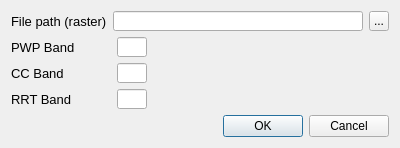
This is waterpybal_ui_design/swr_window.ui in IDAEA-EVS/waterpybal as Qt 5 draws it before an edit. The edited form follows.
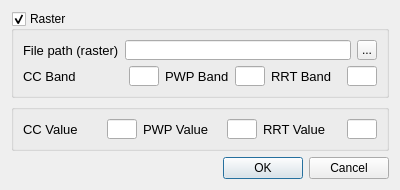
This is the edited form.

```diff
--- a/waterpybal_ui_design/swr_window.ui
+++ b/waterpybal_ui_design/swr_window.ui
@@ -7,7 +7,7 @@
     <x>0</x>
     <y>0</y>
     <width>400</width>
-    <height>145</height>
+    <height>168</height>
    </rect>
   </property>
   <property name="minimumSize">
@@ -19,7 +19,16 @@
   <property name="windowTitle">
    <string>Soil Water Reserve Calculation</string>
   </property>
-  <layout class="QVBoxLayout" name="verticalLayout_2">
+  <layout class="QVBoxLayout" name="verticalLayout_3">
+   <item>
+    <widget class="QGroupBox" name="groupBox_raster">
+     <property name="title">
+      <string>Raster</string>
+     </property>
+     <property name="checkable">
+      <bool>true</bool>
+     </property>
+     <layout class="QVBoxLayout" name="verticalLayout">
    <item>
     <layout class="QHBoxLayout" name="horizontalLayout_5">
      <item>
@@ -66,56 +75,7 @@
     </layout>
    </item>
    <item>
-    <layout class="QHBoxLayout" name="horizontalLayout_4">
-     <item>
-      <layout class="QVBoxLayout" name="verticalLayout">
-       <item>
-        <layout class="QHBoxLayout" name="horizontalLayout">
-         <item>
-          <widget class="QLabel" name="label_pwp">
-           <property name="minimumSize">
-            <size>
-             <width>60</width>
-             <height>20</height>
-            </size>
-           </property>
-           <property name="maximumSize">
-            <size>
-             <width>100</width>
-             <height>16777215</height>
-            </size>
-           </property>
-           <property name="font">
-            <font>
-             <pointsize>10</pointsize>
-            </font>
-           </property>
-           <property name="text">
-            <string>PWP Band</string>
-           </property>
-          </widget>
-         </item>
-         <item>
-          <widget class="QLineEdit" name="lineEdit_pwp">
-           <property name="minimumSize">
-            <size>
-             <width>10</width>
-             <height>20</height>
-            </size>
-           </property>
-           <property name="maximumSize">
-            <size>
-             <width>30</width>
-             <height>16777215</height>
-            </size>
-           </property>
-           <property name="text">
-            <string/>
-           </property>
-          </widget>
-         </item>
-        </layout>
-       </item>
+       <layout class="QHBoxLayout" name="horizontalLayout_8">
        <item>
         <layout class="QHBoxLayout" name="horizontalLayout_2">
          <item>
@@ -164,6 +124,51 @@
         </layout>
        </item>
        <item>
+         <layout class="QHBoxLayout" name="horizontalLayout">
+          <item>
+           <widget class="QLabel" name="label_pwp">
+            <property name="minimumSize">
+             <size>
+              <width>60</width>
+              <height>20</height>
+             </size>
+            </property>
+            <property name="maximumSize">
+             <size>
+              <width>100</width>
+              <height>16777215</height>
+             </size>
+            </property>
+            <property name="font">
+             <font>
+              <pointsize>10</pointsize>
+             </font>
+            </property>
+            <property name="text">
+             <string>PWP Band</string>
+            </property>
+           </widget>
+          </item>
+          <item>
+           <widget class="QLineEdit" name="lineEdit_pwp">
+            <property name="minimumSize">
+             <size>
+              <width>10</width>
+              <height>20</height>
+             </size>
+            </property>
+            <property name="maximumSize">
+             <size>
+              <width>30</width>
+              <height>16777215</height>
+             </size>
+            </property>
+            <property name="text">
+             <string/>
+            </property>
+           </widget>
+          </item>
+          <item>
         <layout class="QHBoxLayout" name="horizontalLayout_3">
          <item>
           <widget class="QLabel" name="label_rrt">
@@ -212,20 +217,177 @@
        </item>
       </layout>
      </item>
+       </layout>
+      </item>
+     </layout>
+    </widget>
+   </item>
      <item>
-      <spacer name="horizontalSpacer_2">
+    <spacer name="verticalSpacer">
        <property name="orientation">
-        <enum>Qt::Horizontal</enum>
+      <enum>Qt::Vertical</enum>
        </property>
        <property name="sizeHint" stdset="0">
         <size>
-         <width>40</width>
-         <height>20</height>
+       <width>20</width>
+       <height>1</height>
         </size>
        </property>
       </spacer>
      </item>
-    </layout>
+   <item>
+    <widget class="QGroupBox" name="groupBox_single_values">
+     <property name="title">
+      <string/>
+     </property>
+     <layout class="QVBoxLayout" name="verticalLayout_2">
+      <item>
+       <layout class="QHBoxLayout" name="horizontalLayout_9">
+        <item>
+         <layout class="QHBoxLayout" name="horizontalLayout_6">
+          <item>
+           <widget class="QLabel" name="label_cc_2">
+            <property name="minimumSize">
+             <size>
+              <width>60</width>
+              <height>20</height>
+             </size>
+            </property>
+            <property name="maximumSize">
+             <size>
+              <width>100</width>
+              <height>16777215</height>
+             </size>
+            </property>
+            <property name="font">
+             <font>
+              <pointsize>10</pointsize>
+             </font>
+            </property>
+            <property name="text">
+             <string>CC Value</string>
+            </property>
+           </widget>
+          </item>
+          <item>
+           <widget class="QLineEdit" name="lineEdit_cc_val">
+            <property name="minimumSize">
+             <size>
+              <width>10</width>
+              <height>20</height>
+             </size>
+            </property>
+            <property name="maximumSize">
+             <size>
+              <width>30</width>
+              <height>16777215</height>
+             </size>
+            </property>
+            <property name="text">
+             <string/>
+            </property>
+           </widget>
+          </item>
+         </layout>
+        </item>
+        <item>
+         <layout class="QHBoxLayout" name="horizontalLayout_4">
+          <item>
+           <widget class="QLabel" name="label_pwp_2">
+            <property name="minimumSize">
+             <size>
+              <width>60</width>
+              <height>20</height>
+             </size>
+            </property>
+            <property name="maximumSize">
+             <size>
+              <width>100</width>
+              <height>16777215</height>
+             </size>
+            </property>
+            <property name="font">
+             <font>
+              <pointsize>10</pointsize>
+             </font>
+            </property>
+            <property name="text">
+             <string>PWP Value</string>
+            </property>
+           </widget>
+          </item>
+          <item>
+           <widget class="QLineEdit" name="lineEdit_pwp_val">
+            <property name="minimumSize">
+             <size>
+              <width>10</width>
+              <height>20</height>
+             </size>
+            </property>
+            <property name="maximumSize">
+             <size>
+              <width>30</width>
+              <height>16777215</height>
+             </size>
+            </property>
+            <property name="text">
+             <string/>
+            </property>
+           </widget>
+          </item>
+         </layout>
+        </item>
+        <item>
+         <layout class="QHBoxLayout" name="horizontalLayout_7">
+          <item>
+           <widget class="QLabel" name="label_rrt_2">
+            <property name="minimumSize">
+             <size>
+              <width>60</width>
+              <height>20</height>
+             </size>
+            </property>
+            <property name="maximumSize">
+             <size>
+              <width>100</width>
+              <height>16777215</height>
+             </size>
+            </property>
+            <property name="font">
+             <font>
+              <pointsize>10</pointsize>
+             </font>
+            </property>
+            <property name="text">
+             <string>RRT Value</string>
+            </property>
+           </widget>
+          </item>
+          <item>
+           <widget class="QLineEdit" name="lineEdit_rrt_val">
+            <property name="minimumSize">
+             <size>
+              <width>10</width>
+              <height>20</height>
+             </size>
+            </property>
+            <property name="maximumSize">
+             <size>
+              <width>30</width>
+              <height>16777215</height>
+             </size>
+            </property>
+            <property name="text">
+             <string/>
+            </property>
+           </widget>
+          </item>
+         </layout>
+        </item>
+       </layout>
+      </item>
+     </layout>
+    </widget>
    </item>
    <item>
     <widget class="QDialogButtonBox" name="buttonBox">
```
Lines whose indentation alone changed are shown as unchanged.
